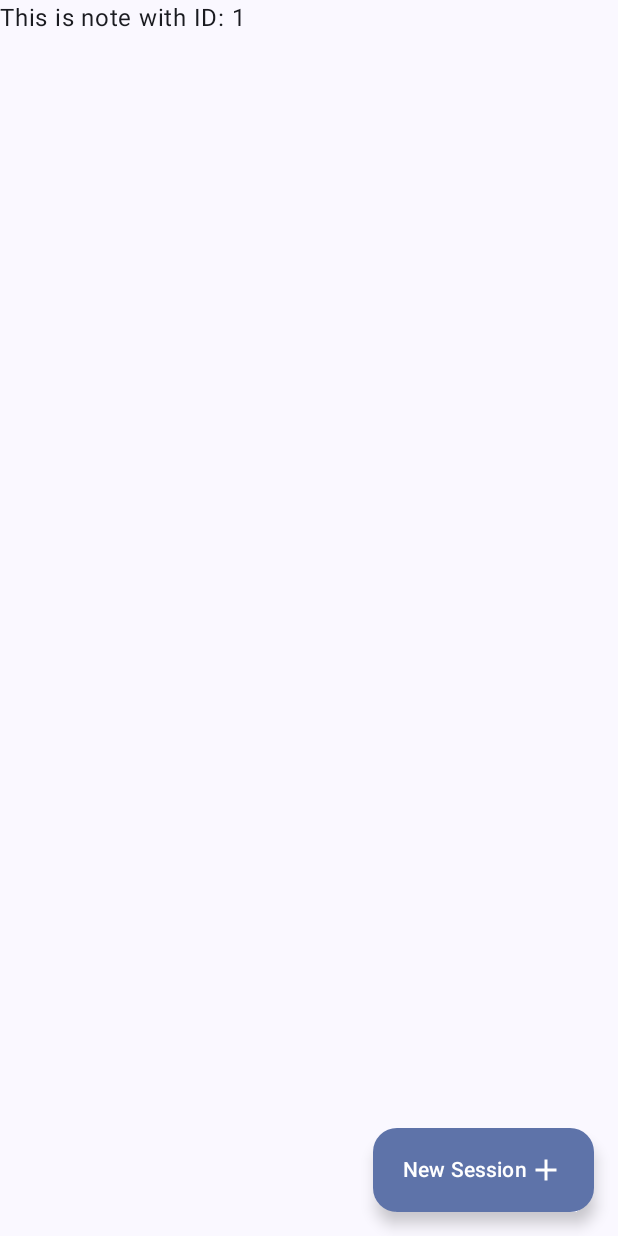
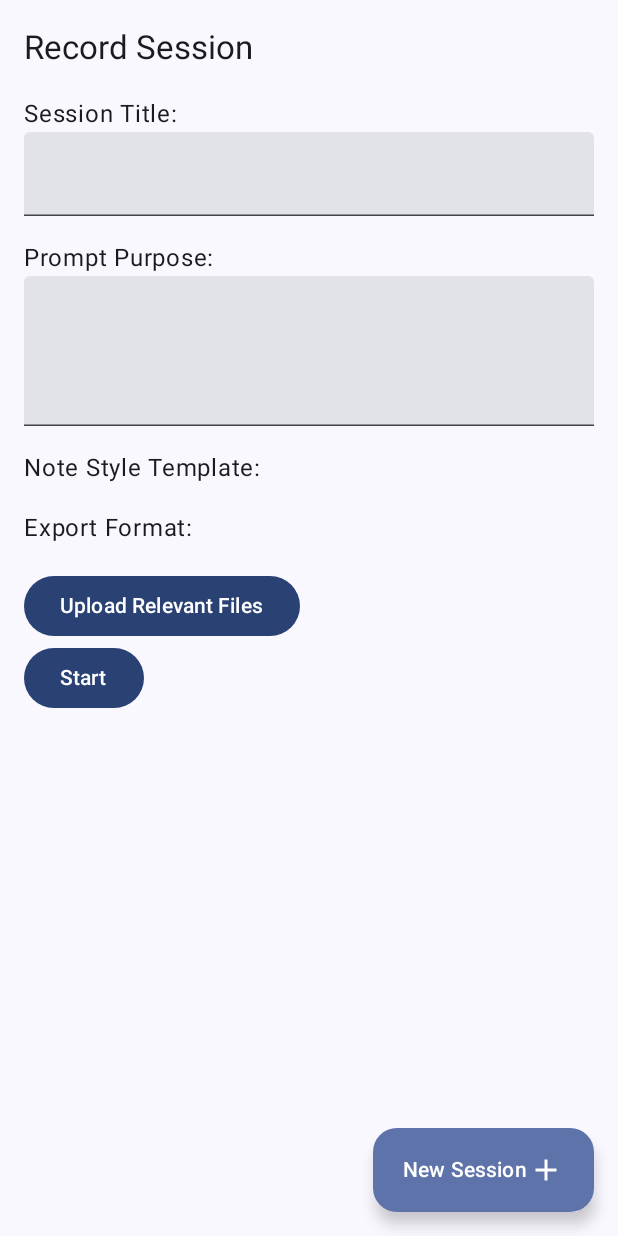
Before and after one commit to Starfox68/AccessaNotes, an Android app built with Jetpack Compose: the screen it shows after launch (MainActivity), after a tap on an icon or button, on a phone screen of 412 x 824 dp. Run offline under Robolectric (Android 15) with nearby library versions, the light colour scheme and no system bars; our stand-ins replace Dagger/Hilt's generated code.

Commit message:
feat: session start view UI

```diff
--- a/AccessaNotes/app/src/main/java/com/shaphr/accessanotes/LiveRecordingScreen.kt
+++ b/AccessaNotes/app/src/main/java/com/shaphr/accessanotes/LiveRecordingScreen.kt
@@ -8,9 +8,12 @@ import androidx.compose.material3.Text
 import androidx.compose.runtime.Composable
 import androidx.compose.ui.Alignment
 import androidx.compose.ui.Modifier
+import androidx.compose.ui.tooling.preview.Preview
 import androidx.navigation.NavHostController
 
 //UI screen for when a session is currently underway
+
+
 @Composable
 fun LiveRecordingScreen(navController: NavHostController){
     //TODO
--- a/AccessaNotes/app/src/main/java/com/shaphr/accessanotes/SingleNoteScreen.kt
+++ b/AccessaNotes/app/src/main/java/com/shaphr/accessanotes/SingleNoteScreen.kt
@@ -1,13 +1,140 @@
 package com.shaphr.accessanotes
 
+import android.annotation.SuppressLint
+import androidx.compose.foundation.background
+import androidx.compose.foundation.layout.*
+import androidx.compose.material3.Button
+import androidx.compose.material3.ButtonDefaults
+import androidx.compose.material3.DropdownMenu
+import androidx.compose.material3.DropdownMenuItem
+import androidx.compose.material3.ExperimentalMaterial3Api
+import androidx.compose.material3.MaterialTheme
+import androidx.compose.material3.Scaffold
 import androidx.compose.material3.Text
+import androidx.compose.material3.TextField
+import androidx.compose.material3.TopAppBar
 import androidx.compose.runtime.Composable
+import androidx.compose.runtime.getValue
+import androidx.compose.runtime.mutableStateOf
+import androidx.compose.runtime.remember
+import androidx.compose.runtime.setValue
+import androidx.compose.ui.Modifier
+import androidx.compose.ui.platform.testTag
+import androidx.compose.ui.tooling.preview.Preview
+import androidx.compose.ui.unit.dp
 import androidx.navigation.NavHostController
+import androidx.navigation.compose.rememberNavController
 
 //UI screen for viewing a single saved note
+
+
 @Composable
 fun SingleNoteScreen(noteID: Int, navController: NavHostController){
     //TODO
-    Text(text = "This is note with ID: $noteID")
+    topBar()
+    // Text(text = "This is note with ID: $noteID")
     FloatingActionButton(navController)
 }
+
+@SuppressLint("UnusedMaterial3ScaffoldPaddingParameter")
+@OptIn(ExperimentalMaterial3Api::class)
+@Composable
+fun topBar() {
+    var dropdown1Expanded by remember { mutableStateOf(false) }
+    var dropdown2Expanded by remember { mutableStateOf(false) }
+    Scaffold(
+        topBar = {
+            TopAppBar(
+                title = { Text(text = "Record Session") }
+            )
+        },
+        content = {
+            Column(
+                modifier = Modifier
+                    .fillMaxWidth()
+                    .padding(16.dp)
+            ) {
+                Spacer(modifier = Modifier.height(48.dp))
+                Text("Session Title:")
+                TextField(
+                    value = "",
+                    onValueChange = { },
+                    modifier = Modifier
+                        .fillMaxWidth()
+                        .testTag("textField1")
+                )
+
+                Spacer(modifier = Modifier.height(16.dp))
+
+                Text("Prompt Purpose:")
+                TextField(
+                    value = "",
+                    onValueChange = { },
+                    modifier = Modifier
+                        .fillMaxWidth()
+                        .heightIn(min = 100.dp, max = 200.dp)
+                        .testTag("textField2"),
+                    singleLine = false
+                )
+
+                Spacer(modifier = Modifier.height(16.dp))
+
+                Text("Note Style Template:")
+                DropdownMenu(
+                    expanded = dropdown1Expanded,
+                    onDismissRequest = { dropdown1Expanded = false },
+                    modifier = Modifier
+                        .fillMaxWidth()
+                        .testTag("dropdown1")
+                ) {
+//                    DropdownMenuItem(onClick = { /* Handle option 1 selection */ }) {
+//                        Text("Option 1")
+//                    }
+//                    DropdownMenuItem(onClick = { /* Handle option 2 selection */ }) {
+//                        Text("Option 2")
+//                    }
+                }
+
+                Spacer(modifier = Modifier.height(16.dp))
+
+                Text("Export Format:")
+                DropdownMenu(
+                    expanded = dropdown2Expanded,
+                    onDismissRequest = { dropdown2Expanded = false },
+                    modifier = Modifier
+                        .fillMaxWidth()
+                        .testTag("dropdown2")
+                ) {
+//                    DropdownMenuItem(onClick = { /* Handle option 1 selection */ }) {
+//                        Text("Option 1")
+//                    }
+//                    DropdownMenuItem(onClick = { /* Handle option 2 selection */ }) {
+//                        Text("Option 2")
+//                    }
+                }
+
+                Spacer(modifier = Modifier.height(16.dp))
+
+
+                    Button(
+                        onClick = { /* Handle button 1 click */ },
+
+                    ) {
+                        Text("Upload Relevant Files")
+                    }
+
+                    Button(
+                        onClick = { /* Handle button 2 click */ },
+                    ) {
+                        Text("Start")
+                    }
+                }
+
+        }
+    )
+}
+@Preview
+@Composable
+fun SingleNoteScreenPreview() {
+    SingleNoteScreen(noteID = 1, navController = rememberNavController())
+}
```
